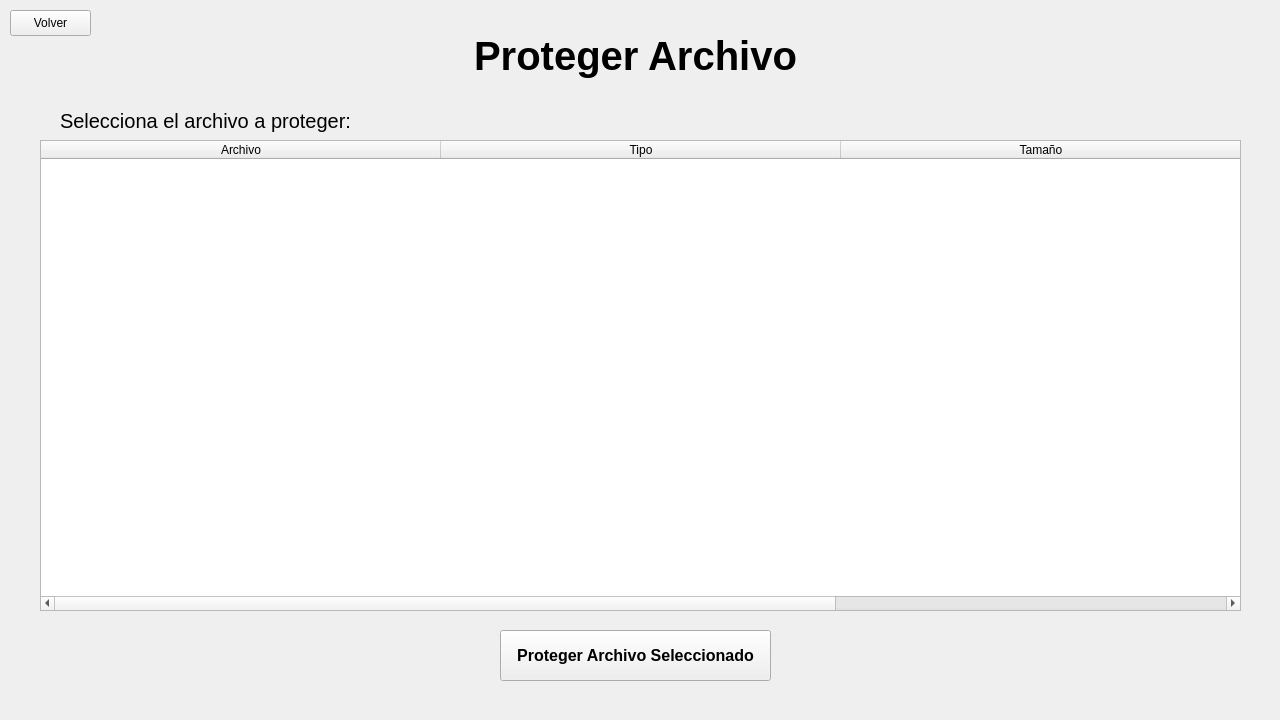
Before: the Qt Designer form Ventanas/encodeFilePanel.ui in PepeObot/HammingCode, drawn with Qt 5.
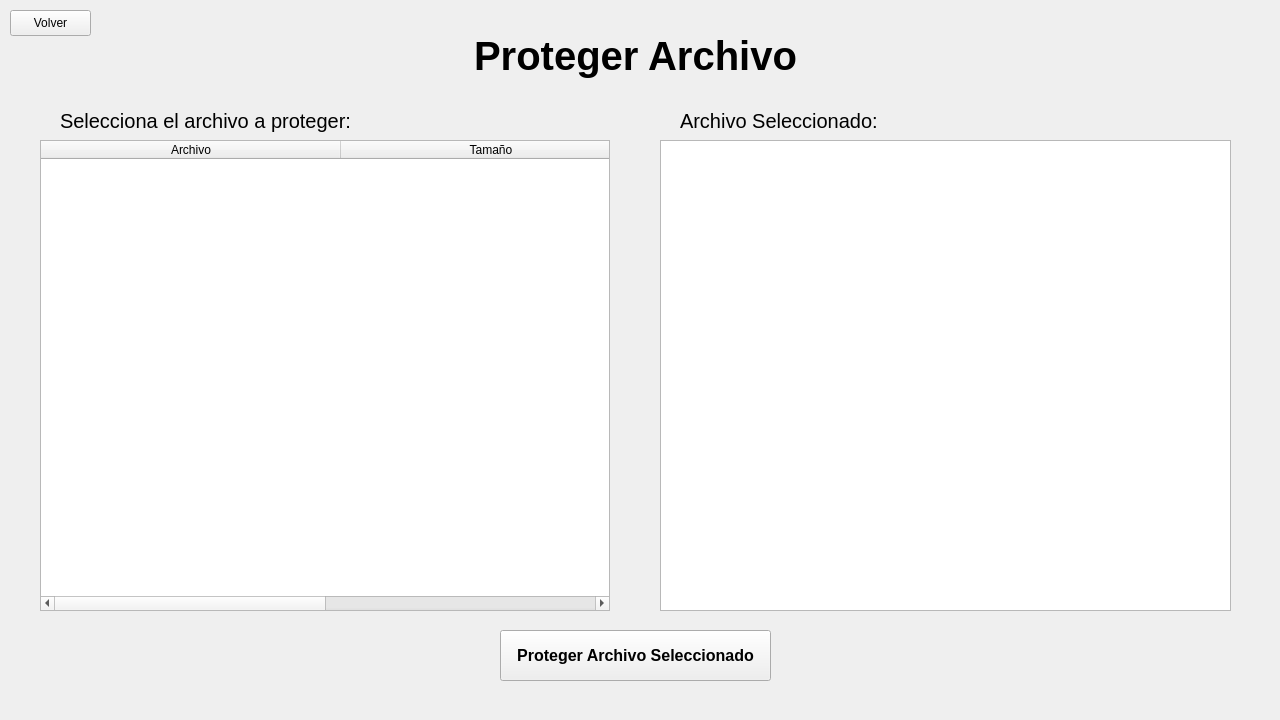
After: the same form once the commit is applied.

Commit message: Ajustes en el panel "encodeFile" para que muestre el archivo seleccionado

```diff
--- a/Ventanas/encodeFilePanel.ui
+++ b/Ventanas/encodeFilePanel.ui
@@ -53,7 +53,7 @@
     <rect>
      <x>40</x>
      <y>140</y>
-     <width>1201</width>
+     <width>570</width>
      <height>471</height>
     </rect>
    </property>
@@ -61,7 +61,7 @@
     <bool>false</bool>
    </attribute>
    <attribute name="horizontalHeaderDefaultSectionSize">
-    <number>400</number>
+    <number>300</number>
    </attribute>
    <attribute name="horizontalHeaderHighlightSections">
     <bool>true</bool>
@@ -70,7 +70,7 @@
     <bool>false</bool>
    </attribute>
    <attribute name="horizontalHeaderStretchLastSection">
-    <bool>true</bool>
+    <bool>false</bool>
    </attribute>
    <attribute name="verticalHeaderVisible">
     <bool>true</bool>
@@ -99,11 +99,6 @@
      </font>
     </property>
    </column>
-   <column>
-    <property name="text">
-     <string>Tipo</string>
-    </property>
-   </column>
    <column>
     <property name="text">
      <string>Tamaño</string>
@@ -147,6 +142,34 @@
     <string>Proteger Archivo Seleccionado</string>
    </property>
   </widget>
+  <widget class="QTextEdit" name="textFile">
+   <property name="geometry">
+    <rect>
+     <x>660</x>
+     <y>140</y>
+     <width>571</width>
+     <height>471</height>
+    </rect>
+   </property>
+  </widget>
+  <widget class="QLabel" name="selectLabel_2">
+   <property name="geometry">
+    <rect>
+     <x>680</x>
+     <y>100</y>
+     <width>301</width>
+     <height>41</height>
+    </rect>
+   </property>
+   <property name="font">
+    <font>
+     <pointsize>15</pointsize>
+    </font>
+   </property>
+   <property name="text">
+    <string>Archivo Seleccionado:</string>
+   </property>
+  </widget>
  </widget>
  <resources/>
  <connections/>
```
The commit also changes 3 other files.
